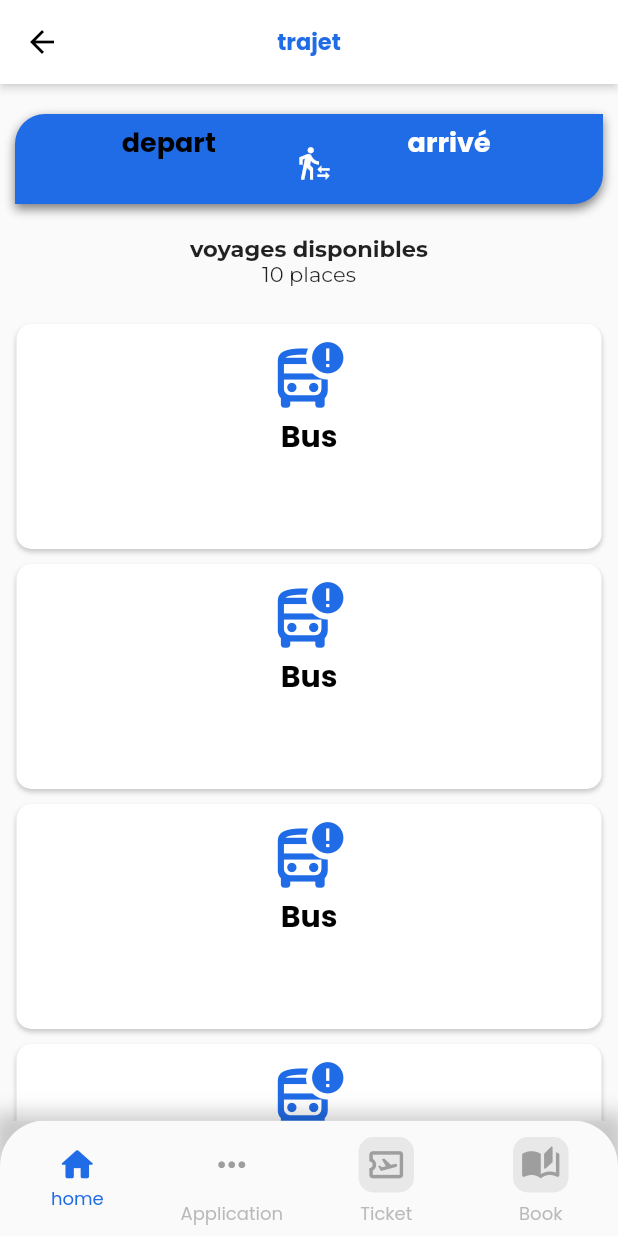
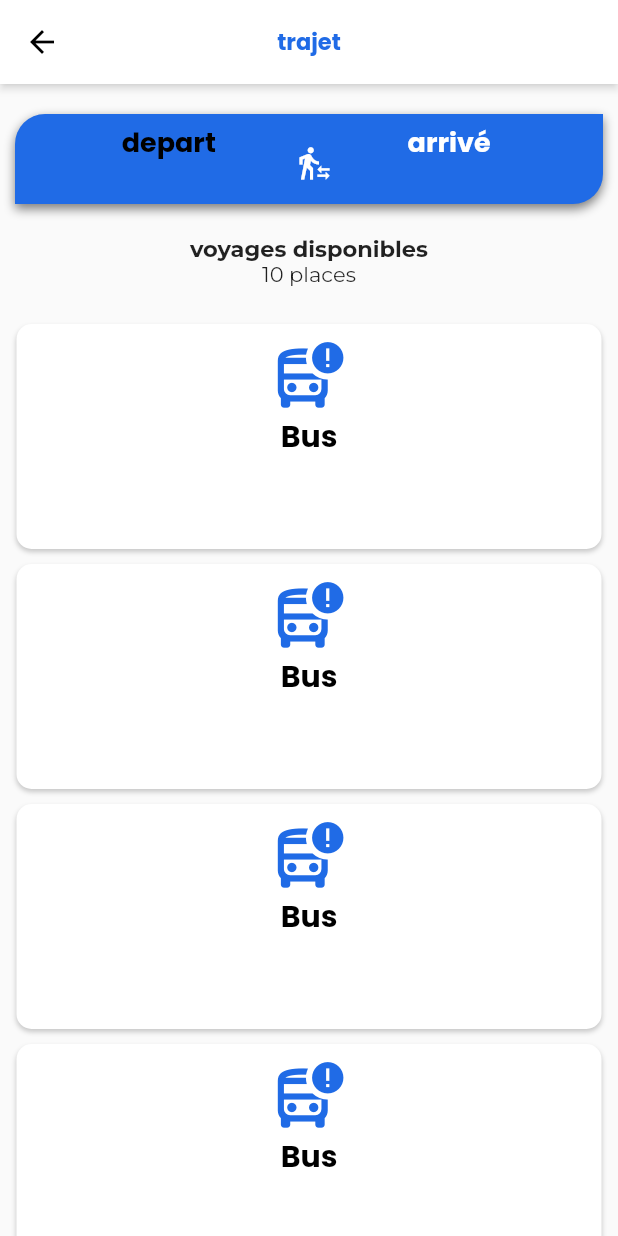
Before and after one commit to cabrelshadow/TaxiApp, a Flutter app: the TrajetList screen opened directly, on a phone screen of 412 x 824 dp. Run offline on Flutter 3.47's test engine with Material 2 defaults, Android fonts, the phone set to English and light mode, and no system bars; our stand-ins replace cloud_firestore, firebase_auth, firebase_core, firebase_storage, flutter_svg, get and 6 more; missing offline and left inert: dart:ffi, fl_country_code_picker, flutter_google_places, google_maps_webservice; accounts and stored records are empty.

Commit message:
fix navigation in the trajetlist page

```diff
--- a/lib/routes/routes.dart
+++ b/lib/routes/routes.dart
@@ -8,7 +8,7 @@ class AppPage{
   static List<GetPage> routes=[
     GetPage(name: navbar, page: ()=> const NavBar()),
     GetPage(name: home, page: ()=> const HomeScreen()),
-    GetPage(name: trajet, page: ()=> const Trajet()),
+    GetPage(name: trajet, page: ()=> const TrajetList()),
   ];
   static getnavbar()=>navbar;
   static gethome()=>home;
--- a/lib/views/navbar.dart
+++ b/lib/views/navbar.dart
@@ -29,6 +29,7 @@ class _NavBarState extends State<NavBar> {
          ],
 
        ) ,
+
        bottomNavigationBar:  BottomNavigationBar(
          currentIndex: controller.tabIndex,
          onTap: controller.changeTabIndex,
--- a/lib/views/trajet.dart
+++ b/lib/views/trajet.dart
@@ -312,92 +312,7 @@ class TrajetList extends StatelessWidget {
            ),
 
       ),
-bottomNavigationBar: NavigationBar(),
+
     );
   }
 }
-Widget NavigationBar() {
-  return Container(
-    child: Container(
-      decoration: BoxDecoration(
-        boxShadow: [
-          BoxShadow(
-              color: Colors.transparent.withOpacity(0.2),
-              spreadRadius: 5,
-              blurRadius: 10),
-        ],
-      ),
-      child: ClipRRect(
-        borderRadius: const BorderRadius.only(
-          topLeft: Radius.circular(30),
-          topRight: Radius.circular(30),
-        ),
-        child: BottomNavigationBar(
-          selectedItemColor:appcolor,
-          selectedFontSize: 12,
-          unselectedFontSize: 12,
-          unselectedItemColor: Colors.grey.withOpacity(0.7),
-          type: BottomNavigationBarType.fixed,
-          items: [
-            const BottomNavigationBarItem(
-              label: 'home',
-              icon: Icon(
-                Icons.home_rounded,
-                size: 27,
-              ),
-            ),
-            BottomNavigationBarItem(
-
-              label: "Application",
-              icon: Container(
-                margin: const EdgeInsets.all(5),
-                padding: const EdgeInsets.all(5),
-                decoration: BoxDecoration(
-                  color: Colors.transparent.withOpacity(0),
-                  borderRadius: BorderRadius.circular(10),
-                ),
-                child: const Icon(
-                  Icons.more_horiz_outlined,
-                  size: 27,
-                  color: Colors.grey,
-                ),
-              ),
-            ),
-            BottomNavigationBarItem(
-              label: "Ticket",
-              icon: Container(
-                margin: const EdgeInsets.all(5),
-                padding: const EdgeInsets.all(5),
-                decoration: BoxDecoration(
-                  color: Colors.grey.withOpacity(0.2),
-                  borderRadius: BorderRadius.circular(10),
-                ),
-                child: const Icon(
-                  Icons.airplane_ticket_outlined,
-                  size: 27,
-                  color: Colors.grey,
-                ),
-              ),
-            ),
-            BottomNavigationBarItem(
-              label: "Book",
-              icon: Container(
-                margin: const EdgeInsets.all(5),
-                padding: const EdgeInsets.all(5),
-                decoration: BoxDecoration(
-                  color: Colors.grey.withOpacity(0.2),
-                  borderRadius: BorderRadius.circular(10),
-                ),
-                child: const Icon(
-                  Icons.auto_stories_rounded,
-                  size: 27,
-                  color: Colors.grey,
-                ),
-              ),
-            ),
-          ],
-        ),
-      ),
-    ),
-  );
-}
```
